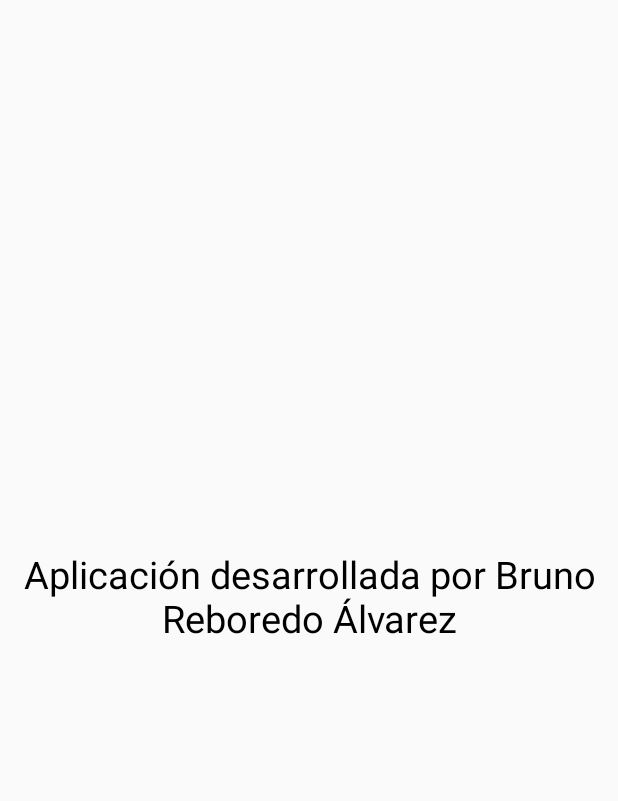
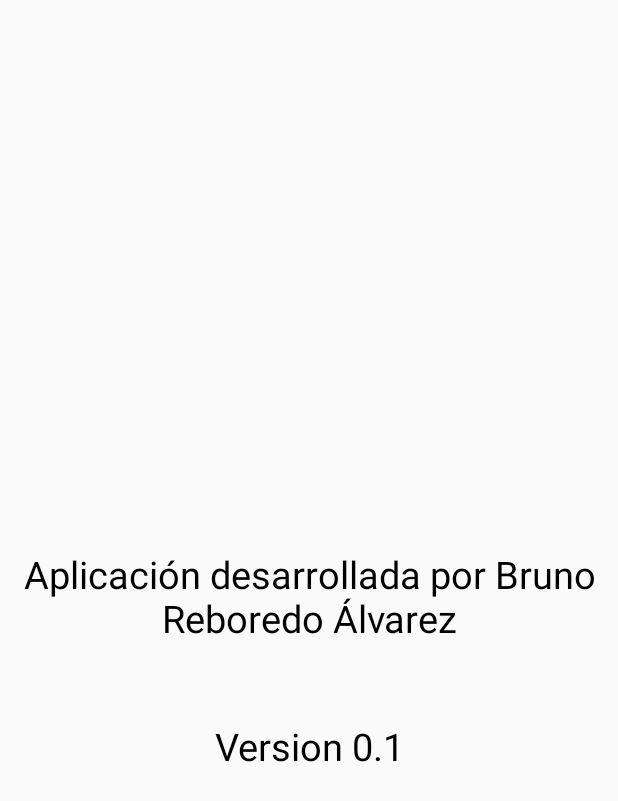
Before and after one commit to Brunoo652/PFC-Bruno, an Android app: the fragment FragmentAcercaDe shown on its own in the app's theme, on a phone screen of 412 x 824 dp. Shown: the top 801 px of the screen. Run offline under Robolectric (Android 15) with nearby library versions, the phone set to English and light mode, and no system bars.

Commit message:
Version 0.1

```diff
--- a/android/InazumaWiki/app/src/main/java/com/afundacion/inazumawiki/detalleJugador/DetalleJugadorActivity.java
+++ b/android/InazumaWiki/app/src/main/java/com/afundacion/inazumawiki/detalleJugador/DetalleJugadorActivity.java
@@ -2,7 +2,6 @@ package com.afundacion.inazumawiki.detalleJugador;
 
 import android.content.Intent;
 import android.os.Bundle;
-import android.util.Log;
 import android.view.View;
 import android.widget.Button;
 import android.widget.ImageView;
--- a/android/InazumaWiki/app/src/main/java/com/afundacion/inazumawiki/jugadores/FragmentBuscarJugadoresNombre.java
+++ b/android/InazumaWiki/app/src/main/java/com/afundacion/inazumawiki/jugadores/FragmentBuscarJugadoresNombre.java
@@ -1,6 +1,5 @@
 package com.afundacion.inazumawiki.jugadores;
 
-import android.content.Intent;
 import android.os.Bundle;
 import android.view.LayoutInflater;
 import android.view.View;
@@ -11,19 +10,15 @@ import androidx.fragment.app.Fragment;
 import androidx.recyclerview.widget.LinearLayoutManager;
 import androidx.recyclerview.widget.RecyclerView;
 
-import com.afundacion.inazumawiki.detalleJugador.DetalleJugadorActivity;
-import com.afundacion.inazumawiki.main.MainActivity;
 import com.afundacion.myaplication.R;
 
 import org.json.JSONArray;
 import org.json.JSONException;
 import org.json.JSONObject;
 
-import java.io.IOException;
 import java.util.ArrayList;
 import java.util.List;
 
-import okhttp3.Call;
 
 public class FragmentBuscarJugadoresNombre extends Fragment {
 
--- a/android/InazumaWiki/app/src/main/java/com/afundacion/inazumawiki/jugadores/GETJugadorPorNombre.java
+++ b/android/InazumaWiki/app/src/main/java/com/afundacion/inazumawiki/jugadores/GETJugadorPorNombre.java
@@ -1,6 +1,5 @@
 package com.afundacion.inazumawiki.jugadores;
 
-import okhttp3.Callback;
 import okhttp3.OkHttpClient;
 import okhttp3.Request;
 import okhttp3.Response;
--- a/android/InazumaWiki/app/src/main/java/com/afundacion/inazumawiki/jugadores/JugadorAdapter.java
+++ b/android/InazumaWiki/app/src/main/java/com/afundacion/inazumawiki/jugadores/JugadorAdapter.java
@@ -1,7 +1,6 @@
 package com.afundacion.inazumawiki.jugadores;
 
-import
-        android.content.Intent;
+import android.content.Intent;
 import android.view.LayoutInflater;
 import android.view.View;
 import android.view.ViewGroup;
--- a/android/InazumaWiki/app/src/main/java/com/afundacion/inazumawiki/login/LoginActivity.java
+++ b/android/InazumaWiki/app/src/main/java/com/afundacion/inazumawiki/login/LoginActivity.java
@@ -8,7 +8,6 @@ import android.widget.Button;
 import android.widget.EditText;
 import android.widget.Toast;
 import com.afundacion.inazumawiki.main.MainActivity;
-import com.afundacion.inazumawiki.register.CheckEmail;
 import com.afundacion.myaplication.R;
 
 public class LoginActivity extends AppCompatActivity implements POSTlogin.LoginCallback {
--- a/android/InazumaWiki/app/src/main/java/com/afundacion/inazumawiki/login/POSTlogin.java
+++ b/android/InazumaWiki/app/src/main/java/com/afundacion/inazumawiki/login/POSTlogin.java
@@ -3,8 +3,6 @@ package com.afundacion.inazumawiki.login;
 import android.content.Context;
 import android.util.Log;
 
-import com.afundacion.inazumawiki.register.CheckEmail;
-import com.android.volley.DefaultRetryPolicy;
 import com.android.volley.Request;
 import com.android.volley.RequestQueue;
 import com.android.volley.Response;
--- a/android/InazumaWiki/app/src/main/java/com/afundacion/inazumawiki/pantallaInitial/InitialActivity.java
+++ b/android/InazumaWiki/app/src/main/java/com/afundacion/inazumawiki/pantallaInitial/InitialActivity.java
@@ -8,10 +8,7 @@ import android.view.View;
 import android.widget.Button;
 import android.widget.Toast;
 
-import com.afundacion.inazumawiki.home.HomeFragment;
-import com.afundacion.inazumawiki.login.LoginActivity;
 import com.afundacion.inazumawiki.main.MainActivity;
-import com.afundacion.inazumawiki.register.RegisterActivity;
 import com.afundacion.myaplication.R;
 
 public class InitialActivity extends AppCompatActivity {
--- a/android/InazumaWiki/app/src/main/java/com/afundacion/inazumawiki/register/RegisterActivity.java
+++ b/android/InazumaWiki/app/src/main/java/com/afundacion/inazumawiki/register/RegisterActivity.java
@@ -3,7 +3,6 @@ package com.afundacion.inazumawiki.register;
 import android.os.Bundle;
 import android.os.Handler;
 import android.os.Looper;
-import android.os.Message;
 import android.view.View;
 import android.widget.Button;
 import android.widget.EditText;
--- a/android/InazumaWiki/app/src/main/res/layout/fragment_acerca_de.xml
+++ b/android/InazumaWiki/app/src/main/res/layout/fragment_acerca_de.xml
@@ -22,5 +22,19 @@
         android:textSize="25dp"
         app:layout_constraintTop_toTopOf="parent"/>
 
+    <TextView
+        android:id="@+id/TextoVersion"
+        style="@style/Base.CardView"
+        android:layout_width="match_parent"
+        android:layout_height="wrap_content"
+        android:layout_marginTop="480dp"
+        android:gravity="center"
+        android:text="Version 0.1"
+        android:textAlignment="center"
+        android:textColor="@color/black"
+        android:textSize="25dp"
+        app:layout_constraintTop_toTopOf="parent"
+        tools:layout_editor_absoluteX="-16dp" />
+
 
 </androidx.constraintlayout.widget.ConstraintLayout>
```
Also changed, not shown: android/InazumaWiki/app/src/main/java/com/afundacion/inazumawiki/home/HomeFragment.java (+0 -12 lines).
